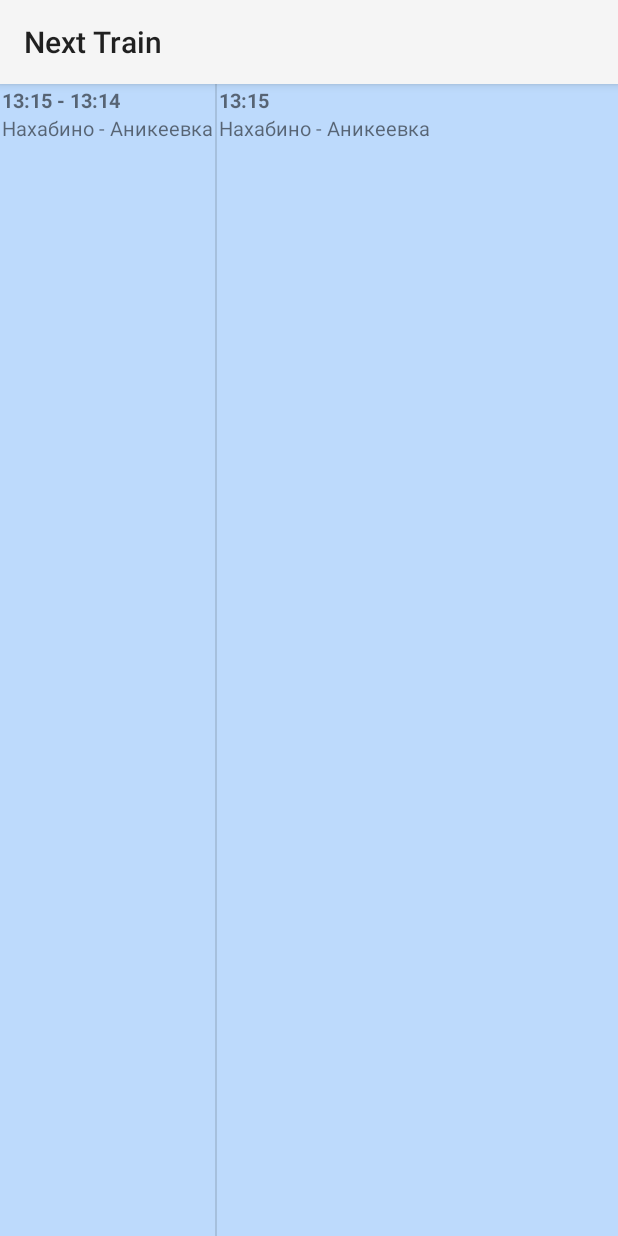
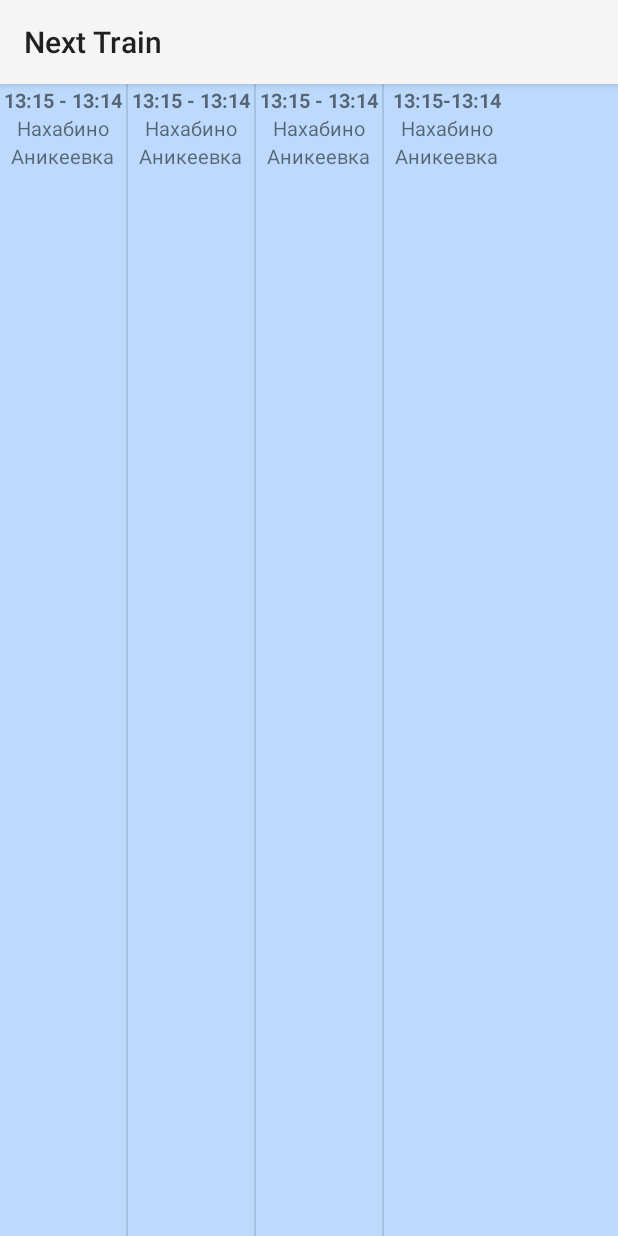
Before and after one commit to kest01/next-train, an Android app: the layout widget.xml on its own in the app's theme, with its tools: preview values and no code run, on a phone screen of 412 x 824 dp. Run offline under Robolectric (Android 15) with nearby library versions, the phone set to English and light mode, and no system bars.

Commit message:
added 4 elements to UI

```diff
--- a/widget/src/main/java/ru/kest/nexttrain/widget/TrainsWidget.java
+++ b/widget/src/main/java/ru/kest/nexttrain/widget/TrainsWidget.java
@@ -91,9 +91,7 @@ public class TrainsWidget extends AppWidgetProvider {
         } else if (intent.getAction().equalsIgnoreCase(UPDATE_LOCATION)) {
             new LocationClient(context).connect();
         } else if (intent.getAction().equalsIgnoreCase(TRAIN_SCHEDULE_REQUEST)) {
-            if (DataStorage.isSetLastLocation()) {
-                new TrainSheduleRequestTask(context).execute();
-            }
+            new TrainSheduleRequestTask(context).execute();
         } else if (intent.getAction().equalsIgnoreCase(DELETED_NOTIFICATION)) {
             Toast.makeText(context, "Notification has been deleted", Toast.LENGTH_LONG).show();
             DataStorage.setNotificationTrain(null);
--- a/widget/src/main/java/ru/kest/nexttrain/widget/WidgetUpdater.java
+++ b/widget/src/main/java/ru/kest/nexttrain/widget/WidgetUpdater.java
@@ -28,6 +28,8 @@ import static ru.kest.nexttrain.widget.util.Constants.RECORD_HASH;
  */
 public class WidgetUpdater {
 
+    private static final int ELEMENT_COUNT = 4;
+
     public static void updateWidget(Context context, AppWidgetManager appWidgetManager, int widgetID) {
 
         List<TrainThread> trainThreads = null;
@@ -47,22 +49,24 @@ public class WidgetUpdater {
         RemoteViews widgetView = new RemoteViews(context.getPackageName(), R.layout.widget);
         Resources res = context.getResources();
 
-        for (int i = 1; i <= 2; i++) {
+        for (int i = 1; i <= ELEMENT_COUNT; i++) {
             int timeId = res.getIdentifier("time" + i, "id", context.getPackageName());
-            int threadTitleId = res.getIdentifier("threadTitle" + i, "id", context.getPackageName());
+            int fromId = res.getIdentifier("from" + i, "id", context.getPackageName());
+            int toId = res.getIdentifier("to" + i, "id", context.getPackageName());
             int layoutId = res.getIdentifier("ll" + i, "id", context.getPackageName());
 
             // Clear all field
             widgetView.setTextViewText(timeId, "");
-            widgetView.setTextViewText(threadTitleId, "");
+            widgetView.setTextViewText(fromId, "");
+            widgetView.setTextViewText(toId, "");
 
             if (indexOfNextTrains != null && (indexOfNextTrains + i) <= trainThreads.size()) {
                 int recordIndex = indexOfNextTrains + i - 1;
                 TrainThread thread = trainThreads.get(recordIndex);
 
-                widgetView.setTextViewText(timeId,
-                        DateUtil.getTime(thread.getDeparture()) + " - " + DateUtil.getTime(thread.getArrival()));
-                widgetView.setTextViewText(threadTitleId, thread.getTitle());
+                widgetView.setTextViewText(timeId, DateUtil.getTime(thread.getDeparture()) + " - " + DateUtil.getTime(thread.getArrival()));
+                widgetView.setTextViewText(fromId, thread.getFrom());
+                widgetView.setTextViewText(toId, thread.getTo());
 
                 widgetView.setOnClickPendingIntent(layoutId, createPopUpDialogPendingIntent(context, thread));
             }
--- a/widget/src/main/java/ru/kest/nexttrain/widget/convertors/YandexToDomainConverter.java
+++ b/widget/src/main/java/ru/kest/nexttrain/widget/convertors/YandexToDomainConverter.java
@@ -21,6 +21,12 @@ public class YandexToDomainConverter {
                 domainThread.setArrival(yandexThread.getArrival());
                 domainThread.setDeparture(yandexThread.getDeparture());
                 domainThread.setTitle(yandexThread.getThread().getShortTitle());
+
+                if (yandexThread.getThread().getShortTitle() != null) {
+                    String[] stations = yandexThread.getThread().getShortTitle().split(" - ");
+                    domainThread.setFrom(stations[0]);
+                    domainThread.setTo(stations[1]);
+                }
                 result.add(domainThread);
             }
             Collections.sort(result, new Comparator<TrainThread>() {
--- a/widget/src/main/java/ru/kest/nexttrain/widget/model/domain/TrainThread.java
+++ b/widget/src/main/java/ru/kest/nexttrain/widget/model/domain/TrainThread.java
@@ -13,4 +13,8 @@ public class TrainThread {
     private Date arrival;
     private Date departure;
     private String title;
+
+    private String from;
+    private String to;
+
 }
--- a/widget/src/main/res/layout/widget.xml
+++ b/widget/src/main/res/layout/widget.xml
@@ -9,7 +9,7 @@
         android:background="#6661aaff">
     <LinearLayout
             android:orientation="vertical"
-            android:layout_width="wrap_content"
+            android:layout_width="81dp"
             android:layout_height="match_parent"
             android:id="@+id/ll1"
             android:layout_margin="1dp">
@@ -17,28 +17,86 @@
                 android:layout_width="wrap_content"
                 android:layout_height="wrap_content"
                 android:text="13:15 - 13:14"
-                android:id="@+id/time1" android:textSize="6pt" android:textStyle="bold"/>
+                android:id="@+id/time1" android:textSize="6pt" android:textStyle="bold"
+                android:layout_gravity="center_horizontal"/>
         <TextView
                 android:layout_width="wrap_content"
                 android:layout_height="wrap_content"
-                android:text="Нахабино - Аникеевка"
-                android:id="@+id/threadTitle1" android:textSize="6pt"/>
+                android:text="Нахабино"
+                android:id="@+id/from1" android:textSize="6pt" android:layout_gravity="center_horizontal"/>
+        <TextView
+                android:layout_width="wrap_content"
+                android:layout_height="wrap_content"
+                android:text="Аникеевка"
+                android:id="@+id/to1" android:textSize="6pt" android:layout_gravity="center_horizontal"/>
     </LinearLayout>
     <LinearLayout
             android:orientation="vertical"
-            android:layout_width="wrap_content"
+            android:layout_width="81dp"
             android:layout_height="match_parent"
             android:id="@+id/ll2"
             android:layout_margin="1dp">
         <TextView
                 android:layout_width="wrap_content"
                 android:layout_height="wrap_content"
-                android:text="13:15"
-                android:id="@+id/time2" android:textSize="6pt" android:textStyle="bold"/>
+                android:text="13:15 - 13:14"
+                android:id="@+id/time2" android:textSize="6pt" android:layout_gravity="center_horizontal"
+                android:textStyle="bold"/>
         <TextView
                 android:layout_width="wrap_content"
                 android:layout_height="wrap_content"
-                android:text="Нахабино - Аникеевка"
-                android:id="@+id/threadTitle2" android:textSize="6pt"/>
+                android:text="Нахабино"
+                android:id="@+id/from2" android:textSize="6pt" android:layout_gravity="center_horizontal"/>
+        <TextView
+                android:layout_width="wrap_content"
+                android:layout_height="wrap_content"
+                android:text="Аникеевка"
+                android:id="@+id/to2" android:textSize="6pt" android:layout_gravity="center_horizontal"/>
+    </LinearLayout>
+    <LinearLayout
+            android:orientation="vertical"
+            android:layout_width="81dp"
+            android:layout_height="match_parent"
+            android:id="@+id/ll3"
+            android:layout_margin="1dp">
+        <TextView
+                android:layout_width="wrap_content"
+                android:layout_height="wrap_content"
+                android:text="13:15 - 13:14"
+                android:id="@+id/time3" android:textSize="6pt" android:layout_gravity="center_horizontal"
+                android:textStyle="bold"/>
+        <TextView
+                android:layout_width="wrap_content"
+                android:layout_height="wrap_content"
+                android:text="Нахабино"
+                android:id="@+id/from3" android:textSize="6pt" android:layout_gravity="center_horizontal"/>
+        <TextView
+                android:layout_width="wrap_content"
+                android:layout_height="wrap_content"
+                android:text="Аникеевка"
+                android:id="@+id/to3" android:textSize="6pt" android:layout_gravity="center_horizontal"/>
+    </LinearLayout>
+    <LinearLayout
+            android:orientation="vertical"
+            android:layout_width="81dp"
+            android:layout_height="match_parent"
+            android:id="@+id/ll4"
+            android:layout_margin="1dp">
+        <TextView
+                android:layout_width="wrap_content"
+                android:layout_height="wrap_content"
+                android:text="13:15-13:14"
+                android:id="@+id/time4" android:textSize="6pt" android:layout_gravity="center_horizontal"
+                android:textStyle="bold"/>
+        <TextView
+                android:layout_width="wrap_content"
+                android:layout_height="wrap_content"
+                android:text="Нахабино"
+                android:id="@+id/from4" android:textSize="6pt" android:layout_gravity="center_horizontal"/>
+        <TextView
+                android:layout_width="wrap_content"
+                android:layout_height="wrap_content"
+                android:text="Аникеевка"
+                android:id="@+id/to4" android:textSize="6pt" android:layout_gravity="center_horizontal"/>
     </LinearLayout>
 </LinearLayout>
```
